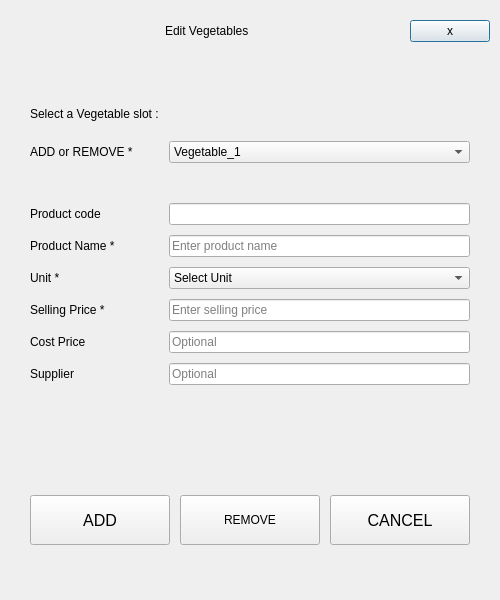
Above: Project/ui/vegetable_menu.ui from Selvam-T/POS before the change. Below: the same form after it.
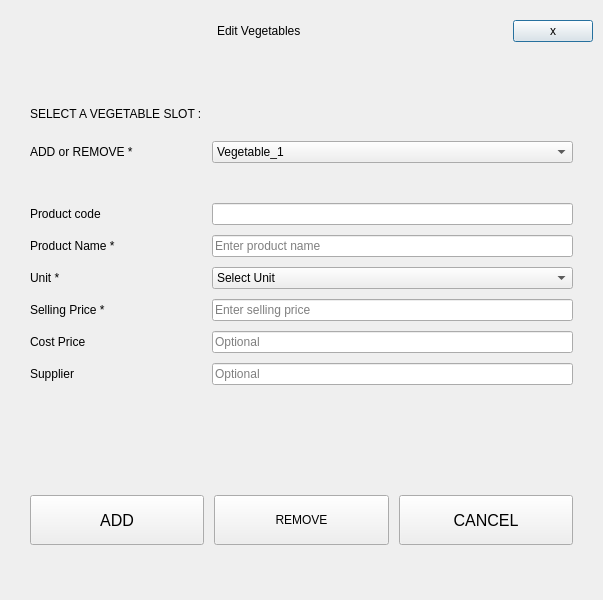
That is the form after the change.

Commit message: Update product_menu: scanner-enabled modal flow, ADD-first focus rules, cache-backed CRUD, and refreshed documentation

What changed in the file:
```diff
--- a/Project/ui/vegetable_menu.ui
+++ b/Project/ui/vegetable_menu.ui
@@ -6,7 +6,7 @@
    <rect>
     <x>0</x>
     <y>0</y>
-    <width>500</width>
+    <width>603</width>
     <height>600</height>
    </rect>
   </property>
@@ -133,7 +133,7 @@
       <number>0</number>
      </property>
      <item>
-      <layout class="QGridLayout" name="inputFieldsLayout">
+      <layout class="QGridLayout" name="inputFieldsLayout" columnstretch="0,0">
        <property name="leftMargin">
         <number>0</number>
        </property>
@@ -325,7 +325,7 @@
        <item row="0" column="0">
         <widget class="QLabel" name="select2SubLbl">
          <property name="text">
-          <string>Select a Vegetable slot :</string>
+          <string>SELECT A VEGETABLE SLOT :</string>
          </property>
         </widget>
        </item>
```
Left out of the diff: 13 changed lines with no effect on the pictures. The commit also changes 14 other files.
